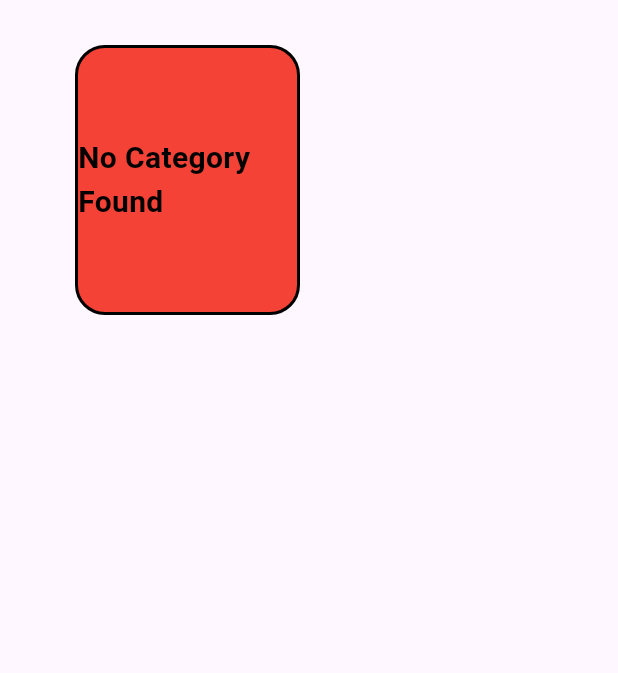
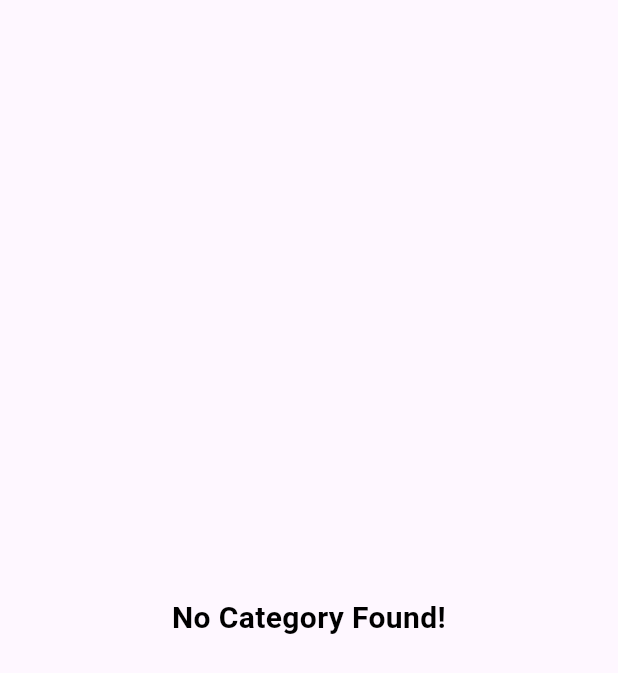
Before and after one commit to MJJP1364/wft_food_delivery, a Flutter app: the BuildHomeProduct widget shown alone on an empty page, opened directly, on a phone screen of 412 x 824 dp. Shown: the top 673 px of the screen. Run offline on Flutter 3.47's test engine with Material 3 defaults, Android fonts, the phone set to English and light mode, and no system bars; our stand-ins replace cached_network_image, flutter_staggered_animations, flutter_svg, get, iconsax, readmore and 1 more; accounts and stored records are empty.

Commit message:
some change

```diff
--- a/lib/pages/widgets/category_builder.dart
+++ b/lib/pages/widgets/category_builder.dart
@@ -55,11 +55,7 @@ class BuildHomeCategory extends StatelessWidget {
                             height: 30,
                           ),
 
-                          // Image.network(
-                          //   category.image,
-                          //   scale: 2.0,
-                          //   fit: BoxFit.cover,
-                          // ),
+
                         ),
                         const SizedBox(width: 5),
                         Text(
--- a/lib/pages/widgets/home_product.dart
+++ b/lib/pages/widgets/home_product.dart
@@ -16,23 +16,15 @@ class BuildHomeProduct extends StatelessWidget {
         // ignore: prefer_const_constructors
         return Padding(
           padding: const EdgeInsets.symmetric(vertical: 30, horizontal: 50),
-          child: Container(
-            height: 180,
-            width: 150,
-            decoration: BoxDecoration(
-              borderRadius: BorderRadius.circular(20),
-              color: Colors.red,
-              border: Border.all(color: Colors.black, width: 2),
-            ),
           child: const Align(
             alignment: Alignment.center,
             child: Text(
-                'No Category Found',
+              'No Category Found!',
+              textAlign: TextAlign.center,
               style: TextStyle(
                 fontSize: 20,
                 fontWeight: FontWeight.bold,
                 color: Colors.black,
-                ),
               ),
             ),
           ),
```
Also changed, not shown: lib/pages/widgets/products_items_display.dart (+0 -18 lines), 1 other file. Lines whose indentation alone changed are shown as unchanged.
